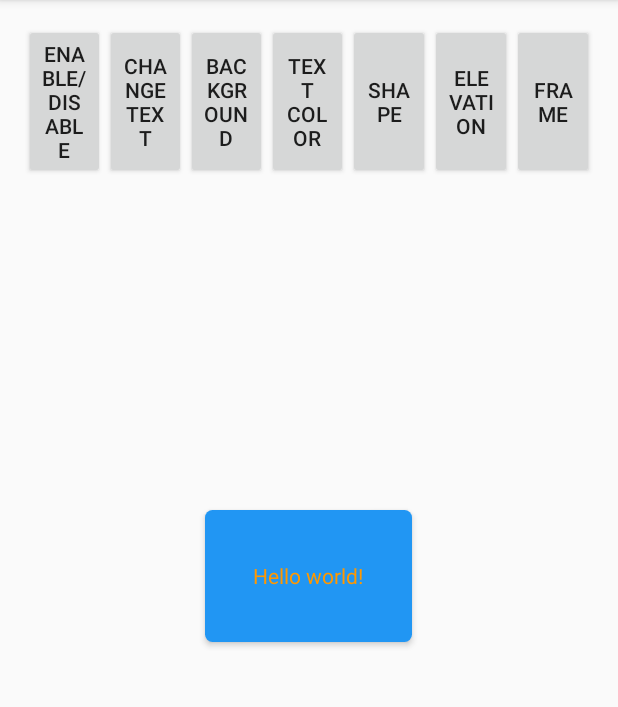
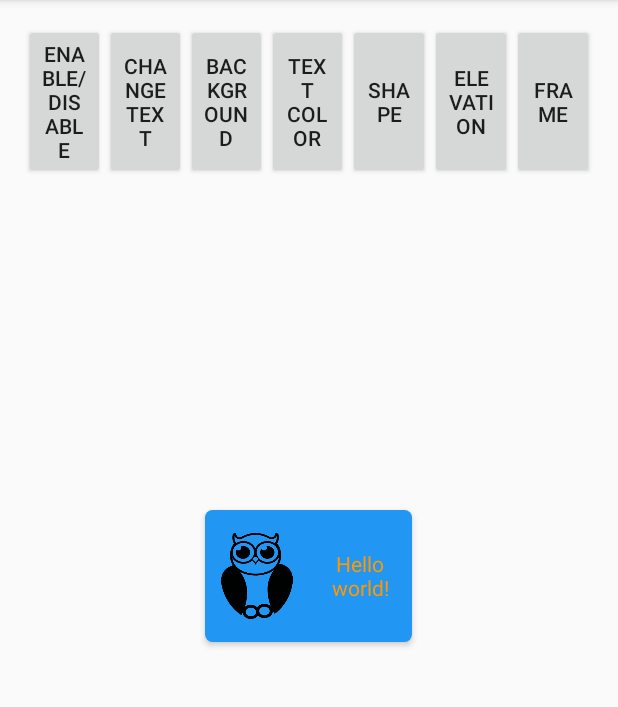
Before and after one commit to jpelczar/pl.sigmapoint.view.CustomButton, an Android app: the screen it shows after launch (MainActivity), on a phone screen of 412 x 824 dp, the part 84-791 px from its top. Run offline under Robolectric (Android 15) with nearby library versions, the phone set to English and light mode, and no system bars.

Commit message:
Add image to button to specyfic position. Add padding to text and image. Change implementation of layout.

```diff
--- a/app/src/main/res/layout/activity_main.xml
+++ b/app/src/main/res/layout/activity_main.xml
@@ -76,11 +76,13 @@
         app:cb_background_disabled="@color/blue_light"
         app:cb_background_pressed="@color/blue_dark"
         app:cb_elevation_enabled="true"
+        app:cb_image="@drawable/ic_owl"
+        app:cb_image_position="left"
         app:cb_shape_radius="5dp"
         app:cb_shape_type="rect"
         app:cb_text_color="@color/orange_normal"
         app:cb_text_color_disabled="@color/orange_light"
-        app:cb_text_color_pressed="@color/orange_dark" />
-
+        app:cb_text_color_pressed="@color/orange_dark"
+        app:cb_text_padding="5dp" />
 
 </RelativeLayout>
--- a/library/build.gradle
+++ b/library/build.gradle
@@ -21,5 +21,5 @@ android {
 
 dependencies {
     compile fileTree(include: ['*.jar'], dir: 'libs')
-    compile 'com.android.support:appcompat-v7:23.0.0'
+
 }
--- a/library/src/main/java/pl/sigmapoint/customview/CustomButton.java
+++ b/library/src/main/java/pl/sigmapoint/customview/CustomButton.java
@@ -4,23 +4,35 @@ import android.animation.AnimatorInflater;
 import android.content.Context;
 import android.content.res.ColorStateList;
 import android.content.res.TypedArray;
+import android.graphics.drawable.Drawable;
 import android.graphics.drawable.GradientDrawable;
 import android.graphics.drawable.RippleDrawable;
 import android.graphics.drawable.StateListDrawable;
 import android.os.Build;
 import android.util.AttributeSet;
 import android.util.TypedValue;
+import android.view.Gravity;
 import android.view.View;
-import android.widget.FrameLayout;
+import android.view.ViewGroup;
+import android.widget.ImageView;
+import android.widget.LinearLayout;
+import android.widget.RelativeLayout;
 import android.widget.TextView;
 
 /**
  * Created by jpelczar on 02.09.2015.
  */
-public class CustomButton extends FrameLayout implements View.OnClickListener {
+public class CustomButton extends LinearLayout implements View.OnClickListener {
+
+    public static int LEFT = 0;
+    public static int TOP = 1;
+    public static int RIGHT = 2;
+    public static int BOTTOM = 3;
 
     protected TextView textView; //text container
-    protected FrameLayout container; //all content container
+    protected LinearLayout container; //all content container
+    protected RelativeLayout relativeContainer;
+    protected ImageView imageContainer;
 
     private int backgroundPressed, backgroundDisabled, backgroundColor; // colors for each backgroundColor state
     private ColorStateList backgroundColorState; // color state list for backgroundColor
@@ -28,20 +40,30 @@ public class CustomButton extends FrameLayout implements View.OnClickListener {
     private ColorStateList textColorState; // color state list for text
     private float textSize; // text size
     private String text; // text inside button
+    private int textPadding;
+    private int[] textPaddingArray;
     private float shapeRadius; // corner radius
     private int shapeTypeAttr; // shape type (from xml - converted  to shape type constants)
     private int frameColorPressed, frameColorDisabled, frameColor; // colors for each frame color state
     private ColorStateList frameColorState;
     private float frameSize; // frame size
     private boolean isElevationEnabled; // is elevation should be displayed >=API 21
+    private Drawable drawable, drawableNormal, drawableDisabled, drawablePressed;
+    private int drawablePosition;
+    private int imagePadding;
+    private int[] imagePaddingArray;
+
 
     private int shapeType; // converted shape type from shapeTypeAttr
 
-    //TODO add methods for stroke - add attr
+    //TODO stosunek podziału image / text
+    //TODO scaletype of image
 
     public CustomButton(Context context, AttributeSet attrs) {
         super(context, attrs);
 
+        textPaddingArray = new int[4];
+        imagePaddingArray = new int[4];
         TypedArray attributes = context.getTheme().obtainStyledAttributes(attrs, R.styleable.CustomButton, 0, 0);
 
         try {
@@ -56,6 +78,11 @@ public class CustomButton extends FrameLayout implements View.OnClickListener {
             textColorState = attributes.getColorStateList(R.styleable.CustomButton_android_textColor);
             textSize = attributes.getDimension(R.styleable.CustomButton_cb_text_size, 0);
             text = attributes.getString(R.styleable.CustomButton_android_text);
+            textPadding = (int) attributes.getDimension(R.styleable.CustomButton_cb_text_padding, 0);
+            textPaddingArray[LEFT] = (int) attributes.getDimension(R.styleable.CustomButton_cb_text_padding_left, textPadding);
+            textPaddingArray[TOP] = (int) attributes.getDimension(R.styleable.CustomButton_cb_text_padding_top, textPadding);
+            textPaddingArray[RIGHT] = (int) attributes.getDimension(R.styleable.CustomButton_cb_text_padding_right, textPadding);
+            textPaddingArray[BOTTOM] = (int) attributes.getDimension(R.styleable.CustomButton_cb_text_padding_bottom, textPadding);
 
             shapeRadius = attributes.getDimension(R.styleable.CustomButton_cb_shape_radius, 0);
             shapeTypeAttr = attributes.getInt(R.styleable.CustomButton_cb_shape_type, 0);
@@ -67,6 +94,18 @@ public class CustomButton extends FrameLayout implements View.OnClickListener {
 
             isElevationEnabled = attributes.getBoolean(R.styleable.CustomButton_cb_elevation_enabled, true);
 
+            drawablePosition = attributes.getInteger(R.styleable.CustomButton_cb_image_position, -1);
+            drawable = attributes.getDrawable(R.styleable.CustomButton_cb_image);
+            drawableNormal = attributes.getDrawable(R.styleable.CustomButton_cb_image_normal);
+            drawablePressed = attributes.getDrawable(R.styleable.CustomButton_cb_image_pressed);
+            drawableDisabled = attributes.getDrawable(R.styleable.CustomButton_cb_image_disabled);
+            imagePadding = (int) attributes.getDimension(R.styleable.CustomButton_cb_image_padding, 0);
+            imagePaddingArray[LEFT] = (int) attributes.getDimension(R.styleable.CustomButton_cb_image_padding_left, imagePadding);
+            imagePaddingArray[TOP] = (int) attributes.getDimension(R.styleable.CustomButton_cb_image_padding_top, imagePadding);
+            imagePaddingArray[RIGHT] = (int) attributes.getDimension(R.styleable.CustomButton_cb_image_padding_right, imagePadding);
+            imagePaddingArray[BOTTOM] = (int) attributes.getDimension(R.styleable.CustomButton_cb_image_padding_bottom, imagePadding);
+
+
             if (backgroundColorState != null) { // if backgroundColor state is not null the set color from color state list to specific colors
                 backgroundColorStateListToIntegers(backgroundColorState);
             }
@@ -75,18 +114,7 @@ public class CustomButton extends FrameLayout implements View.OnClickListener {
                 frameColorStateListToIntegers(frameColorState);
             }
 
-            inflate(context, R.layout.button_custom, this);
-
-            textView = (TextView) findViewById(R.id.text);
-            container = (FrameLayout) findViewById(R.id.container);
-
-            ColorStateList textColorList = new ColorStateList(new int[][]{new int[]{android.R.attr.state_pressed}, new int[]{android.R.attr.state_enabled}, new int[]{}},
-                    new int[]{textColorPressed, textColor, textColorDisabled});
-
-            textView.setText(text);
-            if (textSize > 0) textView.setTextSize(textSize);
-            if (textColor != 0) textView.setTextColor(textColorList);
-            else if (textColorState != null) textView.setTextColor(textColorState);
+            setContent(context);
 
             shapeType = (shapeTypeAttr == 0) ? GradientDrawable.RECTANGLE : GradientDrawable.OVAL; // convert xml attributes value to shape type constant
 
@@ -110,6 +138,77 @@ public class CustomButton extends FrameLayout implements View.OnClickListener {
         super.setEnabled(enabled);
         textView.setEnabled(enabled); //chain child views with parent state
         container.setEnabled(enabled);
+    }
+
+    private void setContent(Context context) {
+        removeAllViews();
+
+        LinearLayout.LayoutParams layoutParams = new LinearLayout.LayoutParams(ViewGroup.LayoutParams.MATCH_PARENT, ViewGroup.LayoutParams.MATCH_PARENT);
+        textView = new TextView(context);
+        setTextPadding(textPaddingArray);
+        container = new LinearLayout(context);
+        container.setLayoutParams(layoutParams);
+        container.setOrientation(VERTICAL);
+        layoutParams.weight = 1;
+
+        if (drawablePosition < 0 && drawablePosition > 4) {
+            textView.setLayoutParams(layoutParams);
+            textView.setGravity(Gravity.CENTER);
+            container.addView(textView);
+        } else {
+            StateListDrawable listDrawable = new StateListDrawable();
+            listDrawable.addState(new int[]{android.R.attr.state_pressed}, drawablePressed);
+            listDrawable.addState(new int[]{android.R.attr.state_enabled}, drawableNormal);
+            listDrawable.addState(new int[]{}, drawableDisabled);
+
+            imageContainer = new ImageView(context);
+            imageContainer.setPadding(imagePaddingArray[LEFT], imagePaddingArray[TOP], imagePaddingArray[RIGHT], imagePaddingArray[BOTTOM]);
+            if (drawable != null) {
+                imageContainer.setImageDrawable(drawable);
+            } else {
+                imageContainer.setImageDrawable(listDrawable);
+            }
+
+            imageContainer.setLayoutParams(layoutParams);
+            imageContainer.setScaleType(ImageView.ScaleType.FIT_CENTER);
+
+            switch (drawablePosition) {
+                case 0:
+                    container.setOrientation(HORIZONTAL);
+                    container.addView(imageContainer);
+                    break;
+                case 1:
+                    container.addView(imageContainer);
+                    break;
+                case 3:
+                    break;
+            }
+            if (text != null) {
+                textView.setLayoutParams(layoutParams);
+                textView.setGravity(Gravity.CENTER);
+                container.addView(textView);
+            }
+
+            switch (drawablePosition) {
+                case 2:
+                    container.addView(imageContainer);
+                    break;
+                case 3:
+                    container.setOrientation(HORIZONTAL);
+                    container.addView(imageContainer);
+                    break;
+            }
+        }
+
+        addView(container);
+
+        ColorStateList textColorList = new ColorStateList(new int[][]{new int[]{android.R.attr.state_pressed}, new int[]{android.R.attr.state_enabled}, new int[]{}},
+                new int[]{textColorPressed, textColor, textColorDisabled});
+
+        textView.setText(text);
+        if (textSize > 0) textView.setTextSize(textSize);
+        if (textColor != 0) textView.setTextColor(textColorList);
+        else if (textColorState != null) textView.setTextColor(textColorState);
     }
 
     /**
@@ -238,7 +337,6 @@ public class CustomButton extends FrameLayout implements View.OnClickListener {
         setShapeBackground();
     }
 
-
     /**
      * Set frame size and color from color state list.
      * Only three states are use: disabled, pressed, normal.
@@ -305,6 +403,53 @@ public class CustomButton extends FrameLayout implements View.OnClickListener {
     }
 
     /**
+     * Set text view padding
+     *
+     * @param padding 4 elements array {CustomButton.LEFT, CustomButton.TOP, CustomButton.RIGHT, CustomButton.BOTTOM}
+     */
+    public void setTextPadding(int[] padding) {
+        textView.setPadding(padding[LEFT], padding[TOP], padding[RIGHT], padding[BOTTOM]);
+    }
+
+    /**
+     * Set image to button
+     *
+     * @param position         CustomButton.LEFT, CustomButton.TOP, CustomButton.RIGHT, CustomButton.BOTTOM
+     * @param drawableNormal   state normal
+     * @param drawablePressed  state pressed
+     * @param drawableDisabled state disabled
+     * @param padding          4 elements array {CustomButton.LEFT, CustomButton.TOP, CustomButton.RIGHT, CustomButton.BOTTOM}
+     */
+    public void setImage(int position, Drawable drawableNormal, Drawable drawablePressed, Drawable drawableDisabled, int[] padding) {
+        this.drawableDisabled = drawableDisabled;
+        this.drawablePressed = drawablePressed;
+        this.drawableNormal = drawableNormal;
+        this.drawablePosition = position;
+
+        if (padding != null)
+            imageContainer.setPadding(padding[LEFT], padding[TOP], padding[RIGHT], padding[BOTTOM]);
+
+        setContent(getContext());
+    }
+
+    /**
+     * Set image to button
+     *
+     * @param position CustomButton.LEFT, CustomButton.TOP, CustomButton.RIGHT, CustomButton.BOTTOM
+     * @param drawable image resource
+     * @param padding  4 elements array {CustomButton.LEFT, CustomButton.TOP, CustomButton.RIGHT, CustomButton.BOTTOM}
+     */
+    public void setImage(int position, Drawable drawable, int[] padding) {
+        this.drawable = drawable;
+        this.drawablePosition = position;
+
+        if (padding != null)
+            imageContainer.setPadding(padding[LEFT], padding[TOP], padding[RIGHT], padding[BOTTOM]);
+
+        setContent(getContext());
+    }
+
+    /**
      * Set elevation to button. If enabled button is smaller because shadow must have space to show.
      *
      * @param enabled true - enable elevation
@@ -313,7 +458,6 @@ public class CustomButton extends FrameLayout implements View.OnClickListener {
     public void setElevationEnabled(boolean enabled) {
 
         isElevationEnabled = enabled;
-
         if (Build.VERSION.SDK_INT > Build.VERSION_CODES.LOLLIPOP) {
 
             int var;
@@ -327,7 +471,7 @@ public class CustomButton extends FrameLayout implements View.OnClickListener {
                 container.setElevation(0);
                 container.setStateListAnimator(null);
             }
-            FrameLayout.LayoutParams layoutParams = (LayoutParams) container.getLayoutParams();
+            LayoutParams layoutParams = (LayoutParams) container.getLayoutParams();
             layoutParams.leftMargin = (int) TypedValue.applyDimension(TypedValue.COMPLEX_UNIT_DIP, var, getResources().getDisplayMetrics());
             layoutParams.rightMargin = (int) TypedValue.applyDimension(TypedValue.COMPLEX_UNIT_DIP, var, getResources().getDisplayMetrics());
             layoutParams.topMargin = (int) TypedValue.applyDimension(TypedValue.COMPLEX_UNIT_DIP, var, getResources().getDisplayMetrics());
@@ -337,9 +481,9 @@ public class CustomButton extends FrameLayout implements View.OnClickListener {
     }
 
     /**
-     * Get backgroundColor shape type.
+     * Get background shape type.
      *
-     * @return backgroundColor shape type (GradientDrawable.RECTANGLE or OVAL)
+     * @return background shape type (GradientDrawable.RECTANGLE or OVAL)
      */
     public int getShapeType() {
         return shapeType;
@@ -415,4 +559,48 @@ public class CustomButton extends FrameLayout implements View.OnClickListener {
     public float getFrameSize() {
         return frameSize;
     }
+
+    public int getTextColor() {
+        return textColor;
+    }
+
+    public float getTextSize() {
+        return textSize;
+    }
+
+    public int getTextPadding() {
+        return textPadding;
+    }
+
+    public int[] getTextPaddingArray() {
+        return textPaddingArray;
+    }
+
+    public Drawable getDrawable() {
+        return drawable;
+    }
+
+    public Drawable getDrawableNormal() {
+        return drawableNormal;
+    }
+
+    public Drawable getDrawableDisabled() {
+        return drawableDisabled;
+    }
+
+    public Drawable getDrawablePressed() {
+        return drawablePressed;
+    }
+
+    public int getDrawablePosition() {
+        return drawablePosition;
+    }
+
+    public int getImagePadding() {
+        return imagePadding;
+    }
+
+    public int[] getImagePaddingArray() {
+        return imagePaddingArray;
+    }
 }
--- a/library/src/main/res/layout/activity_main.xml
+++ /dev/null
@@ -1,11 +0,0 @@
-<RelativeLayout xmlns:android="http://schemas.android.com/apk/res/android"
-    xmlns:tools="http://schemas.android.com/tools" android:layout_width="match_parent"
-    android:layout_height="match_parent" android:paddingLeft="@dimen/activity_horizontal_margin"
-    android:paddingRight="@dimen/activity_horizontal_margin"
-    android:paddingTop="@dimen/activity_vertical_margin"
-    android:paddingBottom="@dimen/activity_vertical_margin" tools:context=".MainActivity">
-
-    <TextView android:text="@string/hello_world" android:layout_width="wrap_content"
-        android:layout_height="wrap_content" />
-
-</RelativeLayout>
--- a/library/src/main/res/layout/button_custom.xml
+++ /dev/null
@@ -1,19 +0,0 @@
-<merge xmlns:android="http://schemas.android.com/apk/res/android">
-
-    <FrameLayout
-        android:id="@+id/container"
-        android:layout_width="match_parent"
-        android:layout_height="match_parent"
-        android:layout_gravity="center">
-
-        <TextView
-            android:id="@+id/text"
-            android:layout_width="match_parent"
-            android:layout_height="match_parent"
-            android:layout_gravity="center"
-            android:ellipsize="end"
-            android:gravity="center"
-            android:maxLines="1" />
-
-    </FrameLayout>
-</merge>
--- a/library/src/main/res/menu/menu_main.xml
+++ /dev/null
@@ -1,6 +0,0 @@
-<menu xmlns:android="http://schemas.android.com/apk/res/android"
-    xmlns:app="http://schemas.android.com/apk/res-auto"
-    xmlns:tools="http://schemas.android.com/tools" tools:context=".MainActivity">
-    <item android:id="@+id/action_settings" android:title="@string/action_settings"
-        android:orderInCategory="100" app:showAsAction="never" />
-</menu>
```
Also changed, not shown: library/src/main/res/values/attrs.xml (+22 -0 lines), app/src/main/res/drawable-hdpi/ic_owl.png (added), app/src/main/res/drawable-ldpi/ic_owl.png (added), app/src/main/res/drawable-mdpi/ic_owl.png (added), app/src/main/res/drawable-xhdpi/ic_owl.png (added), app/src/main/res/drawable-xxhdpi/ic_owl.png (added), app/src/main/res/drawable-xxxhdpi/ic_owl.png (added).
